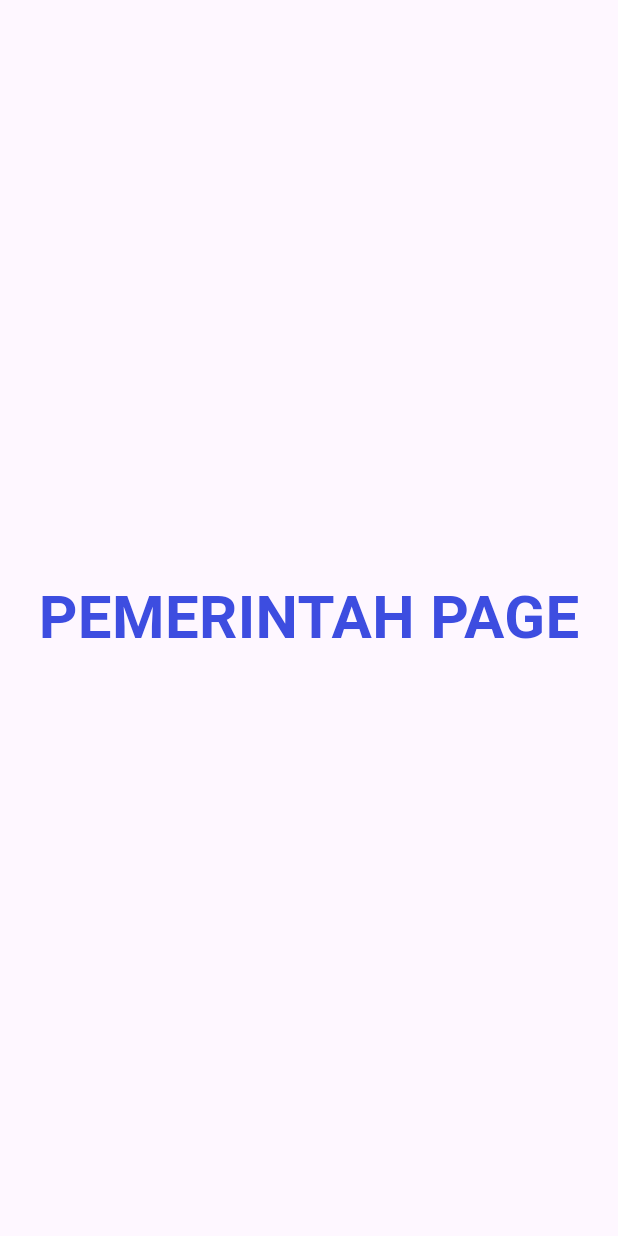
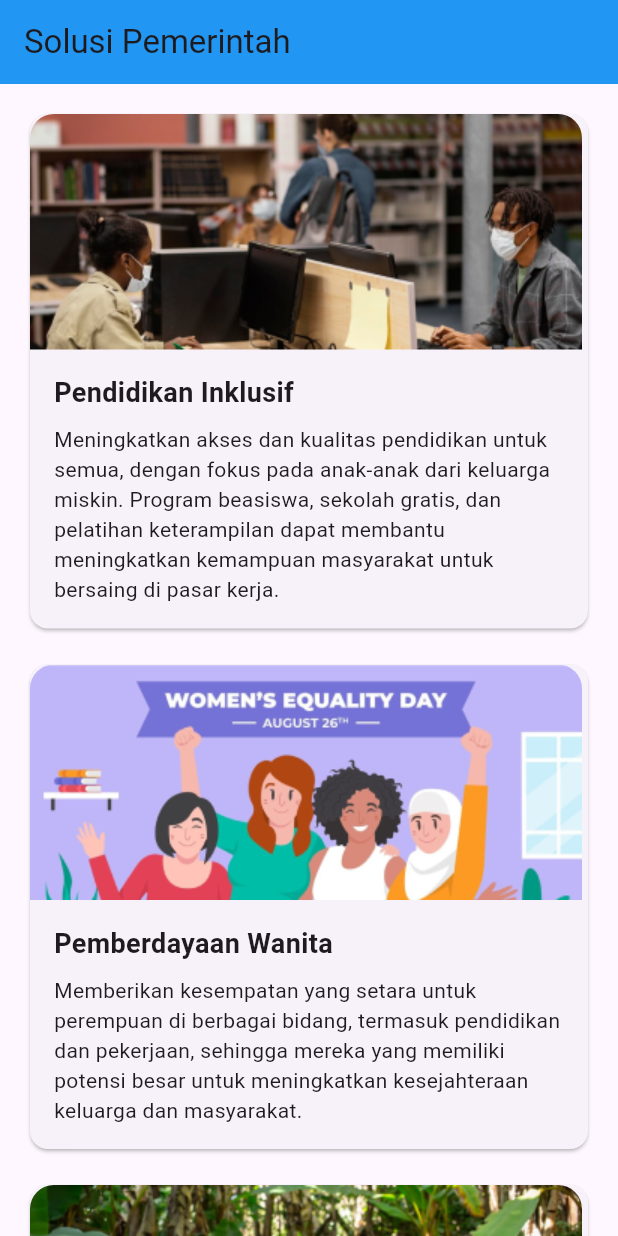
Before and after one commit to garrybad/project_ppb, a Flutter app: the PemerintahPage screen opened directly, on a phone screen of 412 x 824 dp. Run offline on Flutter 3.47's test engine with Material 3 defaults, Android fonts, the phone set to English and light mode, and no system bars; our stand-ins replace bloc, firebase_auth, firebase_core, flutter_bloc, google_fonts, google_sign_in; accounts and stored records are empty.

Commit message:
pemerintah_page

```diff
--- a/lib/ui/pemerintah_page.dart
+++ b/lib/ui/pemerintah_page.dart
@@ -11,15 +11,90 @@ class _PemerintahPageState extends State<PemerintahPage> {
   @override
   Widget build(BuildContext context) {
     return Scaffold(
-      body: Center(
-        child: Text(
-          "PEMERINTAH PAGE",
-          style: TextStyle(
-              fontSize: 40,
-              fontWeight: FontWeight.bold,
-              color: Color(0xff3D4DE0)),
-        ),
+      appBar: AppBar(
+        title: Text('Solusi Pemerintah'),
+        backgroundColor: Colors.blue,
       ),
-    );;
+      body: ListView(
+        padding: EdgeInsets.all(16.0),
+        children: <Widget>[
+          _buildListItem(
+            'assets/images/pendidikan.png', // Replace with your image
+            'Pendidikan Inklusif',
+            'Meningkatkan akses dan kualitas pendidikan untuk semua, dengan fokus pada anak-anak dari keluarga miskin. Program beasiswa, sekolah gratis, dan pelatihan keterampilan dapat membantu meningkatkan kemampuan masyarakat untuk bersaing di pasar kerja.',
+          ),
+          SizedBox(height: 16.0), // Add spacing between items
+          _buildListItem(
+            'assets/images/pemberdayaan.png', // Replace with your image
+            'Pemberdayaan Wanita',
+            'Memberikan kesempatan yang setara untuk perempuan di berbagai bidang, termasuk pendidikan dan pekerjaan, sehingga mereka yang memiliki potensi besar untuk meningkatkan kesejahteraan keluarga dan masyarakat.',
+          ),
+          SizedBox(height: 16.0), // Add spacing between items
+          _buildListItem(
+            'assets/images/pertanian.png', // Replace with your image
+            'Pertanian dan Pangan',
+            'Mendukung pertanian berkelanjutan dan ketahanan pangan dengan memberikan bantuan kepada petani, termasuk penyediaan pelatihan, teknologi, dan akses ke pasar bagi petani.',
+          ),
+          SizedBox(height: 16.0), // Add spacing between items
+          _buildListItem(
+            'assets/images/infrastruktur.png', // Replace with your image
+            'Infrastruktur dan Akses Pelayanan Dasar',
+            'Meningkatkan infrastruktur dasar seperti jalan, air bersih, dan sanitasi. Ini dapat meningkatkan akses masyarakat terhadap layanan dasar dan menciptakan kondisi untuk pertumbuhan ekonomi lokal.',
+          ),
+          SizedBox(height: 16.0), // Add spacing between items
+          _buildListItem(
+            'assets/images/pengembangan.png', // Replace with your image
+            'Pengembangan Keterampilan dan Pelatihan',
+            'Menyediakan pelatihan keterampilan dan pendidikan teknis kepada masyarakat agar mereka memiliki keterampilan yang sesuai dengan tuntutan pasar kerja. Ini dapat membantu memperluas peluang pekerjaan dan penghasilan.',
+          ),
+          SizedBox(height: 16.0), // Add spacing between items
+          _buildListItem(
+            'assets/images/kesehatan.png', // Replace with your image
+            'Akses ke Layanan Kesehatan',
+            'Meningkatkan akses ke layanan kesehatan yang terjangkau dan berkualitas, dengan fokus pada pencegahan penyakit dan peningkatan kesehatan ibu dan anak. Program asuransi kesehatan yang terjangkau juga dapat membantu meringankan beban biaya kesehatan.',
+          ),
+          SizedBox(height: 16.0), // Add spacing between items
+          _buildListItem(
+            'assets/images/bansos.png', // Replace with your image
+            'Program Bantuan Sosial yang Efektif',
+            'Merancang dan mengelola program bantuan sosial yang tepat sasaran, efisien, dan transparan. Pendekatan ini mencakup program bantuan tunai langsung atau program subsidi untuk kebutuhan dasar.',
+          ),
+          SizedBox(height: 16.0), // Add spacing between items
+          _buildListItem(
+            'assets/images/komunitas.png', // Replace with your image
+            'Pemberdayaan Komunitas Lokal',
+            'Memberdayakan komunitas lokal untuk mengidentifikasi dan menyelesaikan masalah mereka sendiri. Pendekatan partisipatif dan inklusif dapat memastikan bahwa solusi yang diusulkan memenuhi kebutuhan sebenarnya.',
+          ),
+        ],
+      ),
+    );
+  }
+
+  Widget _buildListItem(String imagePath, String title, String description) {
+    return Card(
+      child: Column(
+        crossAxisAlignment: CrossAxisAlignment.start,
+        children: <Widget>[
+          ClipRRect(
+            borderRadius: BorderRadius.vertical(top: Radius.circular(16.0)),
+            child: Image.asset(imagePath, fit: BoxFit.cover),
+          ),
+          Padding(
+            padding: const EdgeInsets.all(16.0),
+            child: Column(
+              crossAxisAlignment: CrossAxisAlignment.start,
+              children: <Widget>[
+                Text(
+                  title,
+                  style: TextStyle(fontSize: 18.0, fontWeight: FontWeight.bold),
+                ),
+                SizedBox(height: 8.0),
+                Text(description),
+              ],
+            ),
+          ),
+        ],
+      ),
+    );
   }
 }
```
Also changed, not shown: assets/images/Frame 18271.png (added), assets/images/Rectangle 5116.png (added), assets/images/baby.png (added), assets/images/bansos.png (added), assets/images/infrastruktur.png (added), assets/images/kesehatan.png (added), assets/images/komunitas.png (added), assets/images/pemberdayaan.png (added), assets/images/pendidikan.png (added), assets/images/pengembangan.png (added), assets/images/pertanian.png (added).
